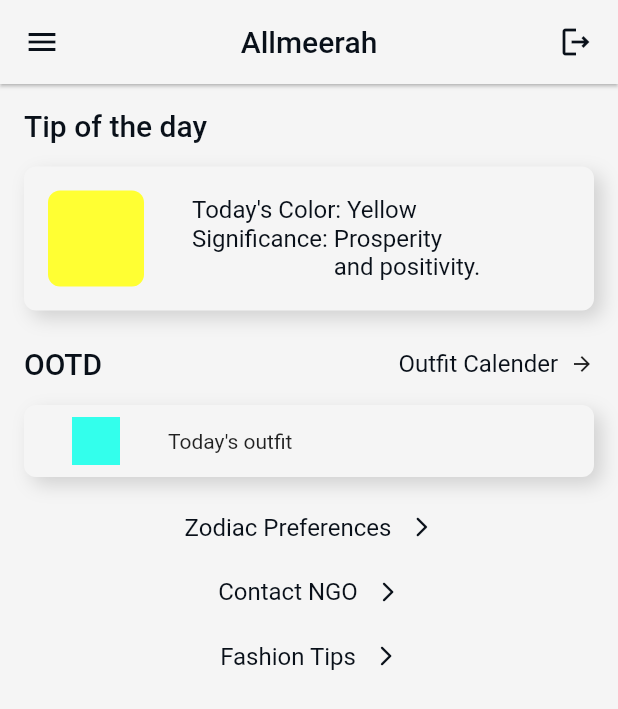
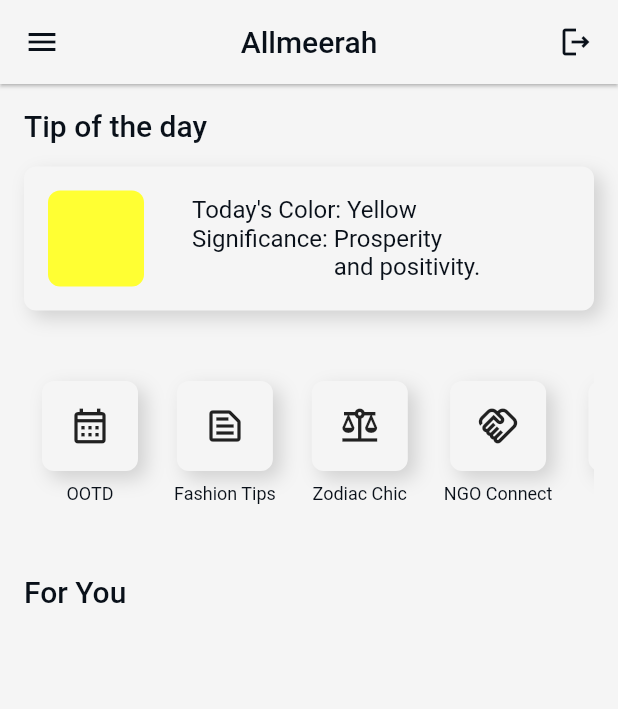
Before and after one commit to SanskritiHarmukh/Almeerah, a Flutter app: the screen it shows once a user with an empty profile is signed in, on a phone screen of 412 x 824 dp. Shown: the top 709 px of the screen. Run offline on Flutter 3.47's test engine with Material 2 defaults, Android fonts, the phone set to English and light mode, and no system bars; our stand-ins replace cloud_firestore, firebase_auth, firebase_core, firebase_database; missing offline and left inert: flutter_clean_calendar; accounts and stored records are empty; network calls fail.

Commit message:
Changed UI of Home Page and added firestore database functionality

```diff
--- /dev/null
+++ b/lib/Components/categorycontainer.dart
@@ -0,0 +1,39 @@
+import 'package:almeerah/Components/customTextstyle.dart';
+import 'package:almeerah/Components/customcontainer.dart';
+import 'package:flutter/material.dart';
+
+class CategoryContainer extends StatelessWidget {
+  final String categoryName;
+  final IconData icon;
+  final String pageName;
+  const CategoryContainer({super.key,
+    required this.categoryName,
+    required this.icon,
+    required this.pageName});
+
+  @override
+  Widget build(BuildContext context) {
+    return GestureDetector(
+      onTap: (){
+        Navigator.pushNamed(context, pageName);
+      },
+      child: Padding(
+        padding: const EdgeInsets.symmetric(horizontal: 12.0,vertical: 8),
+        child: Container(
+            child: Column(
+              mainAxisAlignment: MainAxisAlignment.center,
+              children: [
+                CustomContainer(
+                    child: Icon(icon,size: 28,weight: .5,),
+                width: 64,
+                hpad: 0,
+                vpad: 16,),
+                SizedBox(height: 8,),
+                Text(categoryName,style: CustomTextStyles.categoryTextStyle(context),)
+              ],
+            ),
+            )
+      ),
+    );
+  }
+}
--- a/lib/Components/customTextstyle.dart
+++ b/lib/Components/customTextstyle.dart
@@ -16,5 +16,12 @@ class CustomTextStyles {
             fontSize: 16
     );
   }
+  static TextStyle categoryTextStyle(BuildContext context) {
+    return TextStyle(
+        color: Theme.of(context).colorScheme.primary,
+        fontWeight:FontWeight.w400,
+        fontSize: 12
+    );
+  }
 
 }
--- /dev/null
+++ b/lib/Pages/FavPage.dart
@@ -0,0 +1,16 @@
+import 'package:flutter/material.dart';
+class FavPage extends StatefulWidget {
+  const FavPage({super.key});
+
+  @override
+  State<FavPage> createState() => _FavPageState();
+}
+
+class _FavPageState extends State<FavPage> {
+  @override
+  Widget build(BuildContext context) {
+    return Scaffold(
+      body: Center(child: Text('FAV PAGE')),
+    );
+  }
+}
--- a/lib/Pages/HomePage.dart
+++ b/lib/Pages/HomePage.dart
@@ -1,5 +1,6 @@
 import 'dart:math';
 
+import 'package:almeerah/Components/categorycontainer.dart';
 import 'package:almeerah/Components/customTextstyle.dart';
 import 'package:almeerah/Components/customcontainer.dart';
 import 'package:almeerah/Components/tipscontainer.dart';
@@ -54,74 +55,109 @@ class _HomePageState extends State<HomePage> {
               SizedBox(height: 16,),
               tipsContainer(),
               SizedBox(height: 24,),
-              Row(
-                mainAxisAlignment: MainAxisAlignment.spaceBetween,
-                children: [
-                Text('OOTD',style:CustomTextStyles.headingTextStyle(context),),
-                GestureDetector(
-                  child: Row(
-                    children: [
-                      Text('Outfit Calender',style: CustomTextStyles.paragraphTextStyle(context),),
-                      SizedBox(width: 8,),
-                      Icon(Icons.arrow_forward_outlined,size: 16,),
-                    ],),
-                  onTap: (){
-                    Navigator.push(context, MaterialPageRoute(builder: (BuildContext context)=>CalendarPage()));
-                  },
-                )
-              ],),
-              SizedBox(height: 16,),
-              CustomContainer(child: Row(
-                children: [
-                  Container(width: 32,height: 32,color: Color(0xff33FFEC),),
-                  SizedBox(width: 32,),
-                  Text("Today's outfit"),
-                ],
-              ),
-                  width: pageWidth-32,
-                   vpad: 8, hpad: 32),
-              SizedBox(height: 24,),
-              Center(
-                child: GestureDetector(onTap: (){
-                  Navigator.push(context, MaterialPageRoute(builder: (BuildContext context)=>ZodiacOutfit()));
-                }, child: Row(
-                  mainAxisAlignment: MainAxisAlignment.center,
+              // Row(
+              //   mainAxisAlignment: MainAxisAlignment.spaceBetween,
+              //   children: [
+              //   Text('OOTD',style:CustomTextStyles.headingTextStyle(context),),
+              //   GestureDetector(
+              //     child: Row(
+              //       children: [
+              //         Text('Outfit Calender',style: CustomTextStyles.paragraphTextStyle(context),),
+              //         SizedBox(width: 8,),
+              //         Icon(Icons.arrow_forward_outlined,size: 16,),
+              //       ],),
+              //     onTap: (){
+              //       Navigator.push(context, MaterialPageRoute(builder: (BuildContext context)=>CalendarPage()));
+              //     },
+              //   )
+              // ],),
+              // SizedBox(height: 16,),
+              // CustomContainer(child: Row(
+              //   children: [
+              //     Container(width: 32,height: 32,color: Color(0xff33FFEC),),
+              //     SizedBox(width: 32,),
+              //     Text("Today's outfit"),
+              //   ],
+              // ),
+              //     width: pageWidth-32,
+              //      vpad: 8, hpad: 32),
+              // SizedBox(height: 24,),
+              // Center(
+              //   child: GestureDetector(onTap: (){
+              //     Navigator.push(context, MaterialPageRoute(builder: (BuildContext context)=>ZodiacOutfit()));
+              //   }, child: Row(
+              //     mainAxisAlignment: MainAxisAlignment.center,
+              //     children: [
+              //       Text('Zodiac Preferences',style: CustomTextStyles.paragraphTextStyle(context),),
+              //       SizedBox(width: 12,),
+              //       Icon(Icons.arrow_forward_ios_rounded,color: Theme.of(context).colorScheme.primary,size: 16,)
+              //     ],
+              //   ),
+              //   ),
+              // ),
+              // SizedBox(height: 24,),
+              // Center(
+              //   child: GestureDetector(onTap: (){
+              //     Navigator.push(context, MaterialPageRoute(builder: (BuildContext context)=>NGOPage()));
+              //   }, child: Row(
+              //     mainAxisAlignment: MainAxisAlignment.center,
+              //     children: [
+              //       Text('Contact NGO',style: CustomTextStyles.paragraphTextStyle(context),),
+              //       SizedBox(width: 12,),
+              //       Icon(Icons.arrow_forward_ios_rounded,color: Theme.of(context).colorScheme.primary,size: 16,)
+              //     ],
+              //   ),
+              //   ),
+              // ),
+              // SizedBox(height: 24,),
+              // Center(
+              //   child: GestureDetector(onTap: (){
+              //     Navigator.push(context, MaterialPageRoute(builder: (BuildContext context)=>FashionTipsPage()));
+              //   }, child: Row(
+              //     mainAxisAlignment: MainAxisAlignment.center,
+              //     children: [
+              //       Text('Fashion Tips',style: CustomTextStyles.paragraphTextStyle(context),),
+              //       SizedBox(width: 12,),
+              //       Icon(Icons.arrow_forward_ios_rounded,color: Theme.of(context).colorScheme.primary,size: 16,)
+              //     ],
+              //   ),
+              //   ),
+              // ),
+              // SizedBox(height: 24,),
+              Container(
+                height: 128,
+                child: ListView(
+                  scrollDirection: Axis.horizontal,
                   children: [
-                    Text('Zodiac Preferences',style: CustomTextStyles.paragraphTextStyle(context),),
-                    SizedBox(width: 12,),
-                    Icon(Icons.arrow_forward_ios_rounded,color: Theme.of(context).colorScheme.primary,size: 16,)
-                  ],
-                ),
+                    CategoryContainer(
+                        categoryName: 'OOTD',
+                        icon: Icons.calendar_month_outlined,
+                        pageName: '/ootd'),
+                    CategoryContainer(
+                        categoryName: 'Fashion Tips',
+                        icon: Icons.text_snippet_outlined,
+                        pageName: '/fashion'),
+                    CategoryContainer(
+                        categoryName: 'Zodiac Chic',
+                        icon: Icons.balance_outlined,
+                        pageName: '/zodiac'),
+                    CategoryContainer(
+                        categoryName: 'NGO Connect',
+                        icon: Icons.handshake_outlined,
+                        pageName: '/ngo'),
+                    CategoryContainer(
+                        categoryName: 'Faves',
+                        icon: Icons.star_border,
+                        pageName: '/fav'),
+                    CategoryContainer(
+                        categoryName: 'My Closet',
+                        icon: Icons.table_chart_outlined,
+                        pageName: '/closet'),
+                  ]
                 ),
               ),
               SizedBox(height: 24,),
-              Center(
-                child: GestureDetector(onTap: (){
-                  Navigator.push(context, MaterialPageRoute(builder: (BuildContext context)=>NGOPage()));
-                }, child: Row(
-                  mainAxisAlignment: MainAxisAlignment.center,
-                  children: [
-                    Text('Contact NGO',style: CustomTextStyles.paragraphTextStyle(context),),
-                    SizedBox(width: 12,),
-                    Icon(Icons.arrow_forward_ios_rounded,color: Theme.of(context).colorScheme.primary,size: 16,)
-                  ],
-                ),
-                ),
-              ),
-              SizedBox(height: 24,),
-              Center(
-                child: GestureDetector(onTap: (){
-                  Navigator.push(context, MaterialPageRoute(builder: (BuildContext context)=>FashionTipsPage()));
-                }, child: Row(
-                  mainAxisAlignment: MainAxisAlignment.center,
-                  children: [
-                    Text('Fashion Tips',style: CustomTextStyles.paragraphTextStyle(context),),
-                    SizedBox(width: 12,),
-                    Icon(Icons.arrow_forward_ios_rounded,color: Theme.of(context).colorScheme.primary,size: 16,)
-                  ],
-                ),
-                ),
-              )
+              Text('For You', style: CustomTextStyles.headingTextStyle(context),)
             ],
           ),
         ),
--- /dev/null
+++ b/lib/Pages/MyCloset.dart
@@ -0,0 +1,17 @@
+import 'package:flutter/material.dart';
+
+class MyCloset extends StatefulWidget {
+  const MyCloset({super.key});
+
+  @override
+  State<MyCloset> createState() => _MyClosetState();
+}
+
+class _MyClosetState extends State<MyCloset> {
+  @override
+  Widget build(BuildContext context) {
+    return Scaffold(
+      body: Center(child: Text('MY CLOSET PAGE')),
+    );
+  }
+}
--- a/lib/Pages/RegisterPage.dart
+++ b/lib/Pages/RegisterPage.dart
@@ -1,5 +1,6 @@
 import 'package:almeerah/Pages/LoginPage.dart';
 import 'package:firebase_auth/firebase_auth.dart';
+import 'package:cloud_firestore/cloud_firestore.dart';
 import 'package:flutter/material.dart';
 
 import '../Components/customTextstyle.dart';
@@ -21,9 +22,27 @@ class _RegistrationPageState extends State<RegistrationPage> {
   final _confirmpasswordcontroller = TextEditingController();
   Future SignUp() async{
    if (confirmedpassword()){
-     await FirebaseAuth.instance.createUserWithEmailAndPassword(
+     // await FirebaseAuth.instance.createUserWithEmailAndPassword(
+     //     email: _emailcontroller.text.trim(),
+     //     password: _passwordcontroller.text.trim());
+     try {
+       UserCredential userCredential = await FirebaseAuth.instance.createUserWithEmailAndPassword(
          email: _emailcontroller.text.trim(),
-         password: _passwordcontroller.text.trim());
+         password: _passwordcontroller.text.trim(),
+       );
+       String? uid = userCredential.user?.uid;
+       if (uid != null) {
+         await FirebaseFirestore.instance.collection('users').doc(uid).set({
+           'email': _emailcontroller.text.trim(),
+
+         });
+         //creating a sub collection for my wardrobe details
+         CollectionReference myWardrobeCollection = FirebaseFirestore.instance.collection('users').doc(uid).collection('mywardrobe');
+       }
+     } catch (e) {
+       print('Error during registration: $e');
+       // Handle registration errors
+     }
    }
   }
   bool confirmedpassword(){
--- a/lib/main.dart
+++ b/lib/main.dart
@@ -1,5 +1,8 @@
 import 'package:almeerah/Pages/CalendarPage.dart';
+import 'package:almeerah/Pages/FashionTipsPage.dart';
+import 'package:almeerah/Pages/FavPage.dart';
 import 'package:almeerah/Pages/LoginPage.dart';
+import 'package:almeerah/Pages/MyCloset.dart';
 import 'package:almeerah/auth/MainPage.dart';
 import 'package:almeerah/Pages/NGOPage.dart';
 import 'package:almeerah/Theme/theme.dart';
@@ -8,6 +11,7 @@ import 'package:firebase_core/firebase_core.dart';
 import 'package:flutter/services.dart';
 
 import 'Pages/HomePage.dart';
+import 'Pages/ZodiacOutfit.dart';
 
 Future main() async {
   WidgetsFlutterBinding.ensureInitialized();
@@ -30,6 +34,14 @@ class _MyAppState extends State<MyApp> {
     return MaterialApp(
       debugShowCheckedModeBanner: false,
       home: MainPage(),
+      routes: {
+        '/fashion': (context) => FashionTipsPage(),
+        '/ngo': (context) => NGOPage(),
+        '/ootd': (context) => CalendarPage(),
+        '/zodiac': (context) => ZodiacOutfit(),
+        '/fav': (context) => FavPage(),
+        '/closet': (context) => MyCloset(),
+      },
       theme: lightMode,
       darkTheme: darkMode,
     );
```
